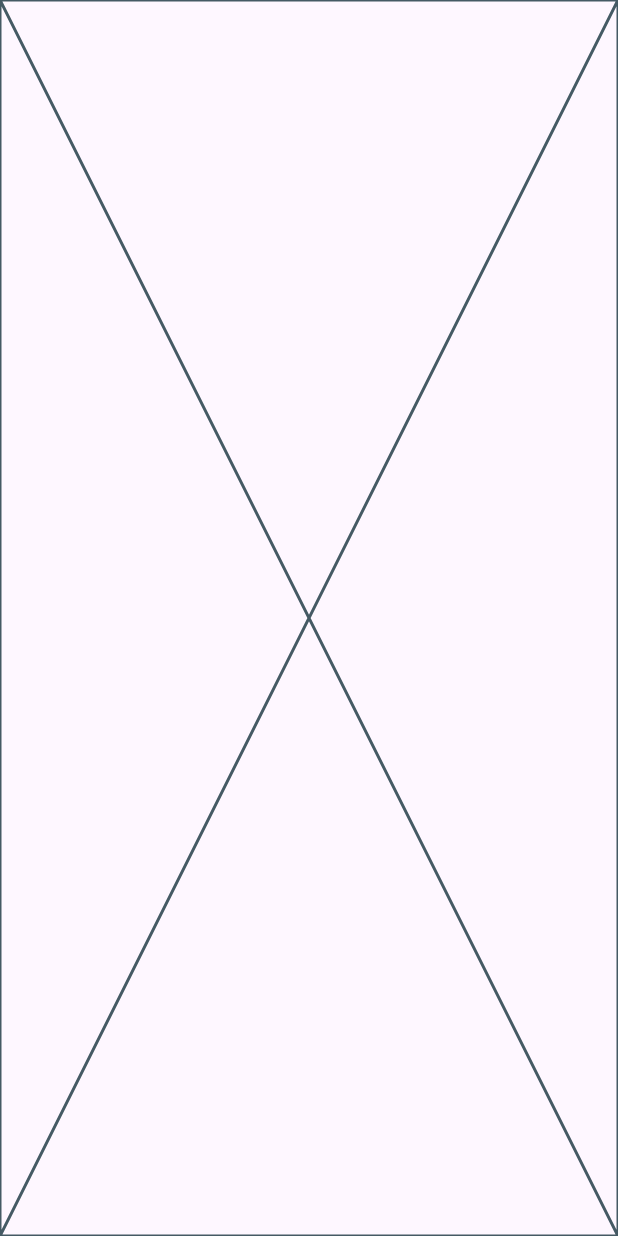
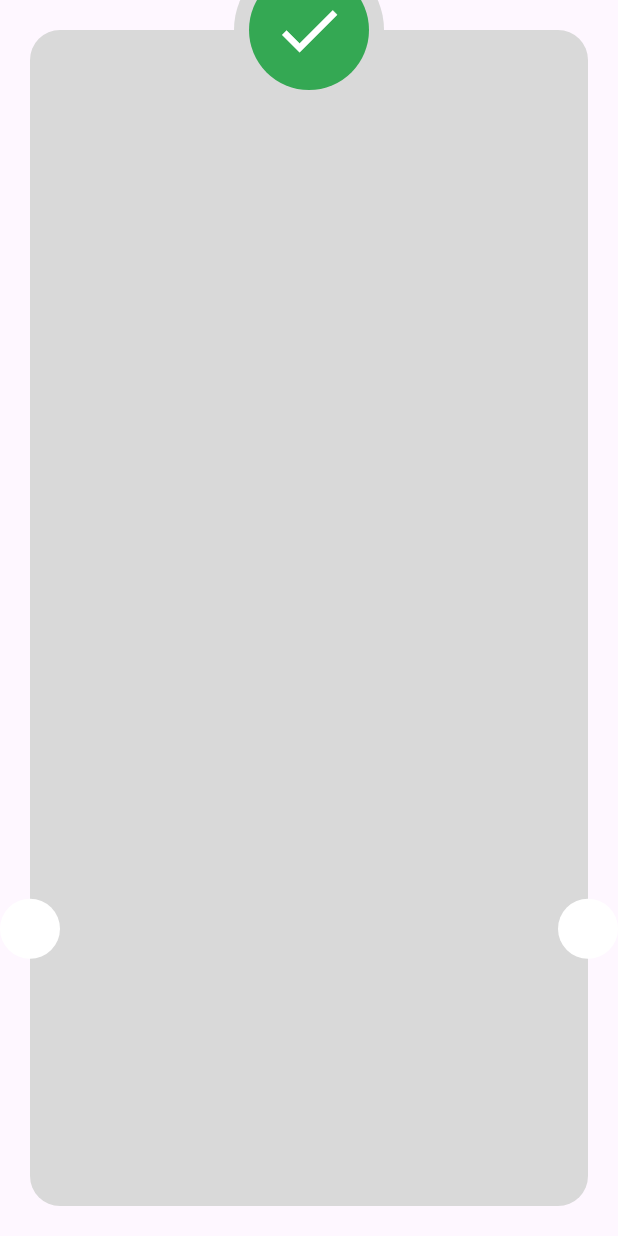
Before and after one commit to zelshenhab/flutter_checkout_payment, a Flutter app: the ThankYouView screen opened directly, on a phone screen of 412 x 824 dp. Run offline on Flutter 3.47's test engine with Material 3 defaults, Android fonts, the phone set to English and light mode, and no system bars; our stand-ins replace flutter_credit_card, flutter_svg.

Commit message:
custom shaped container

```diff
--- a/lib/features/checkout/presentation/views/widgets/thank_you_view_body.dart
+++ b/lib/features/checkout/presentation/views/widgets/thank_you_view_body.dart
@@ -5,6 +5,53 @@ class ThankYouViewBody extends StatelessWidget {
 
   @override
   Widget build(BuildContext context) {
-    return const Placeholder();
+    return Padding(
+      padding: const EdgeInsets.all(20),
+      child: Stack(
+        clipBehavior: Clip.none,
+        children: [
+          Container(
+            decoration: ShapeDecoration(
+              shape: RoundedRectangleBorder(
+                borderRadius: BorderRadius.circular(20),
+              ),
+              color: const Color(0xFFD9D9D9),
+            ),
+          ),
+          Positioned(
+            left: -20,
+            bottom: MediaQuery.sizeOf(context).height * .2,
+            child: const CircleAvatar(
+              backgroundColor: Colors.white,
+            ),
+          ),
+          Positioned(
+            right: -20,
+            bottom: MediaQuery.sizeOf(context).height * .2,
+            child: const CircleAvatar(
+              backgroundColor: Colors.white,
+            ),
+          ),
+          const Positioned(
+            top: -50,
+            left: 0,
+            right: 0,
+            child: CircleAvatar(
+              radius: 50,
+              backgroundColor: Color(0xFFD9D9D9),
+              child: CircleAvatar(
+                radius: 40,
+                backgroundColor: Color(0xFF34A853),
+                child: Icon(
+                  Icons.check,
+                  size: 50,
+                  color: Colors.white,
+                ),
+              ),
+            ),
+          ),
+        ],
+      ),
+    );
   }
 }
```
